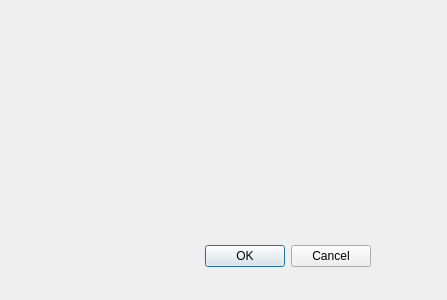
ECU-CSCI-4230/SpiralBound, file Qt Project Files/SpiralBound/addcalendarevent.ui: the form before one commit.
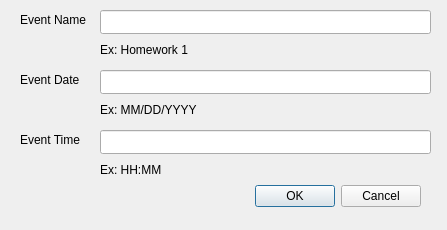
The form after the commit.

Commit message: Created lineEdit boxes

What changed in the file:
```diff
--- a/Qt Project Files/SpiralBound/addcalendarevent.ui
+++ b/Qt Project Files/SpiralBound/addcalendarevent.ui
@@ -7,7 +7,7 @@
     <x>0</x>
     <y>0</y>
     <width>447</width>
-    <height>300</height>
+    <height>230</height>
    </rect>
   </property>
   <property name="windowTitle">
@@ -16,8 +16,8 @@
   <widget class="QDialogButtonBox" name="buttonBox">
    <property name="geometry">
     <rect>
-     <x>30</x>
-     <y>240</y>
+     <x>80</x>
+     <y>180</y>
      <width>341</width>
      <height>32</height>
     </rect>
@@ -29,6 +29,114 @@
     <set>QDialogButtonBox::Cancel|QDialogButtonBox::Ok</set>
    </property>
   </widget>
+  <widget class="QLineEdit" name="lineEdit_eventName">
+   <property name="geometry">
+    <rect>
+     <x>100</x>
+     <y>10</y>
+     <width>331</width>
+     <height>24</height>
+    </rect>
+   </property>
+  </widget>
+  <widget class="QLabel" name="label_eventName">
+   <property name="geometry">
+    <rect>
+     <x>20</x>
+     <y>10</y>
+     <width>80</width>
+     <height>20</height>
+    </rect>
+   </property>
+   <property name="text">
+    <string>Event Name</string>
+   </property>
+  </widget>
+  <widget class="QLabel" name="label_eventDate">
+   <property name="geometry">
+    <rect>
+     <x>20</x>
+     <y>70</y>
+     <width>80</width>
+     <height>20</height>
+    </rect>
+   </property>
+   <property name="text">
+    <string>Event Date</string>
+   </property>
+  </widget>
+  <widget class="QLineEdit" name="lineEdit_eventDate">
+   <property name="geometry">
+    <rect>
+     <x>100</x>
+     <y>70</y>
+     <width>331</width>
+     <height>24</height>
+    </rect>
+   </property>
+  </widget>
+  <widget class="QLabel" name="label">
+   <property name="geometry">
+    <rect>
+     <x>100</x>
+     <y>100</y>
+     <width>111</width>
+     <height>20</height>
+    </rect>
+   </property>
+   <property name="text">
+    <string>Ex: MM/DD/YYYY</string>
+   </property>
+  </widget>
+  <widget class="QLabel" name="label_eventDate_2">
+   <property name="geometry">
+    <rect>
+     <x>20</x>
+     <y>130</y>
+     <width>80</width>
+     <height>20</height>
+    </rect>
+   </property>
+   <property name="text">
+    <string>Event Time</string>
+   </property>
+  </widget>
+  <widget class="QLineEdit" name="lineEdit_eventDate_2">
+   <property name="geometry">
+    <rect>
+     <x>100</x>
+     <y>130</y>
+     <width>331</width>
+     <height>24</height>
+    </rect>
+   </property>
+  </widget>
+  <widget class="QLabel" name="label_2">
+   <property name="geometry">
+    <rect>
+     <x>100</x>
+     <y>160</y>
+     <width>111</width>
+     <height>20</height>
+    </rect>
+   </property>
+   <property name="text">
+    <string>Ex: HH:MM</string>
+   </property>
+  </widget>
+  <widget class="QLabel" name="label_3">
+   <property name="geometry">
+    <rect>
+     <x>100</x>
+     <y>40</y>
+     <width>111</width>
+     <height>20</height>
+    </rect>
+   </property>
+   <property name="text">
+    <string>Ex: Homework 1</string>
+   </property>
+  </widget>
  </widget>
  <resources/>
  <connections>
```
The commit also changes 7 other files.
